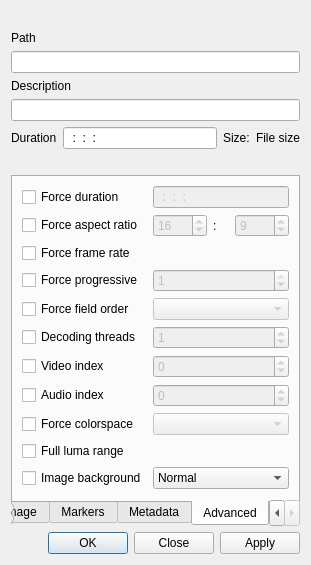
KDE/kdenlive, file src/widgets/clipproperties_ui.ui: the form before one commit.
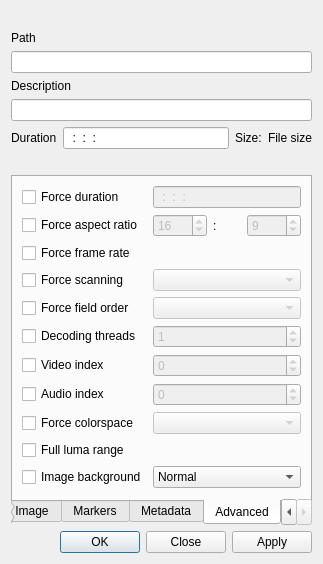
The form after the commit. The open tabs and pages were chosen to show the change. Custom widgets are drawn as their Qt base class.

Commit message: Fix forcing some clip properties not always working correctly

Diff of the .ui file:
```diff
--- a/src/widgets/clipproperties_ui.ui
+++ b/src/widgets/clipproperties_ui.ui
@@ -6,8 +6,8 @@
    <rect>
     <x>0</x>
     <y>0</y>
-    <width>306</width>
-    <height>539</height>
+    <width>323</width>
+    <height>556</height>
    </rect>
   </property>
   <property name="windowTitle">
@@ -642,7 +642,7 @@
        <string>Advanced</string>
       </attribute>
       <layout class="QGridLayout" name="gridLayout_3">
-       <item row="12" column="2">
+       <item row="13" column="2">
         <spacer name="verticalSpacer">
          <property name="orientation">
           <enum>Qt::Vertical</enum>
@@ -662,20 +662,20 @@
          </property>
         </widget>
        </item>
-       <item row="6" column="2">
-        <widget class="QSpinBox" name="clip_vindex">
-         <property name="enabled">
-          <bool>false</bool>
-         </property>
-         <property name="minimum">
-          <number>-1</number>
-         </property>
-         <property name="value">
-          <number>0</number>
-         </property>
-        </widget>
-       </item>
        <item row="7" column="2">
+        <widget class="QSpinBox" name="clip_vindex">
+         <property name="enabled">
+          <bool>false</bool>
+         </property>
+         <property name="minimum">
+          <number>-1</number>
+         </property>
+         <property name="value">
+          <number>0</number>
+         </property>
+        </widget>
+       </item>
+       <item row="8" column="2">
         <widget class="QSpinBox" name="clip_aindex">
          <property name="enabled">
           <bool>false</bool>
@@ -688,28 +688,28 @@
          </property>
         </widget>
        </item>
-       <item row="5" column="1">
+       <item row="6" column="1">
         <widget class="QCheckBox" name="clip_force_threads">
          <property name="text">
           <string>Decoding threads</string>
          </property>
         </widget>
        </item>
-       <item row="6" column="1">
+       <item row="7" column="1">
         <widget class="QCheckBox" name="clip_force_vindex">
          <property name="text">
           <string>Video index</string>
          </property>
         </widget>
        </item>
-       <item row="7" column="1">
+       <item row="8" column="1">
         <widget class="QCheckBox" name="clip_force_aindex">
          <property name="text">
           <string>Audio index</string>
          </property>
         </widget>
        </item>
-       <item row="5" column="2">
+       <item row="6" column="2">
         <widget class="QSpinBox" name="clip_threads">
          <property name="enabled">
           <bool>false</bool>
@@ -725,20 +725,7 @@
        <item row="3" column="1">
         <widget class="QCheckBox" name="clip_force_progressive">
          <property name="text">
-          <string>Force progressive</string>
-         </property>
-        </widget>
-       </item>
-       <item row="3" column="2">
-        <widget class="QSpinBox" name="clip_progressive">
-         <property name="enabled">
-          <bool>false</bool>
-         </property>
-         <property name="maximum">
-          <number>1</number>
-         </property>
-         <property name="value">
-          <number>1</number>
+          <string>Force scanning</string>
          </property>
         </widget>
        </item>
@@ -773,21 +760,21 @@
          </property>
         </widget>
        </item>
-       <item row="8" column="1">
+       <item row="9" column="1">
         <widget class="QCheckBox" name="clip_force_colorspace">
          <property name="text">
           <string>Force colorspace</string>
          </property>
         </widget>
        </item>
-       <item row="8" column="2">
+       <item row="9" column="2">
         <widget class="KComboBox" name="clip_colorspace">
          <property name="enabled">
           <bool>false</bool>
          </property>
         </widget>
        </item>
-       <item row="9" column="1" colspan="2">
+       <item row="10" column="1" colspan="2">
         <widget class="QCheckBox" name="clip_full_luma">
          <property name="text">
           <string>Full luma range</string>
@@ -837,28 +824,28 @@
          </item>
         </layout>
        </item>
-       <item row="4" column="1">
+       <item row="5" column="1">
         <widget class="QCheckBox" name="clip_force_fieldorder">
          <property name="text">
           <string>Force field order</string>
          </property>
         </widget>
        </item>
-       <item row="4" column="2">
+       <item row="5" column="2">
         <widget class="KComboBox" name="clip_fieldorder">
          <property name="enabled">
           <bool>false</bool>
          </property>
         </widget>
        </item>
-       <item row="10" column="1">
+       <item row="11" column="1">
         <widget class="QCheckBox" name="clip_force_transparency">
          <property name="text">
           <string>Image background</string>
          </property>
         </widget>
        </item>
-       <item row="10" column="2">
+       <item row="11" column="2">
         <widget class="KComboBox" name="clip_transparency">
          <item>
           <property name="text">
@@ -872,6 +859,13 @@
          </item>
         </widget>
        </item>
+       <item row="3" column="2">
+        <widget class="KComboBox" name="clip_progressive">
+         <property name="enabled">
+          <bool>false</bool>
+         </property>
+        </widget>
+       </item>
       </layout>
      </widget>
     </widget>
```
The commit also changes 9 other files.
